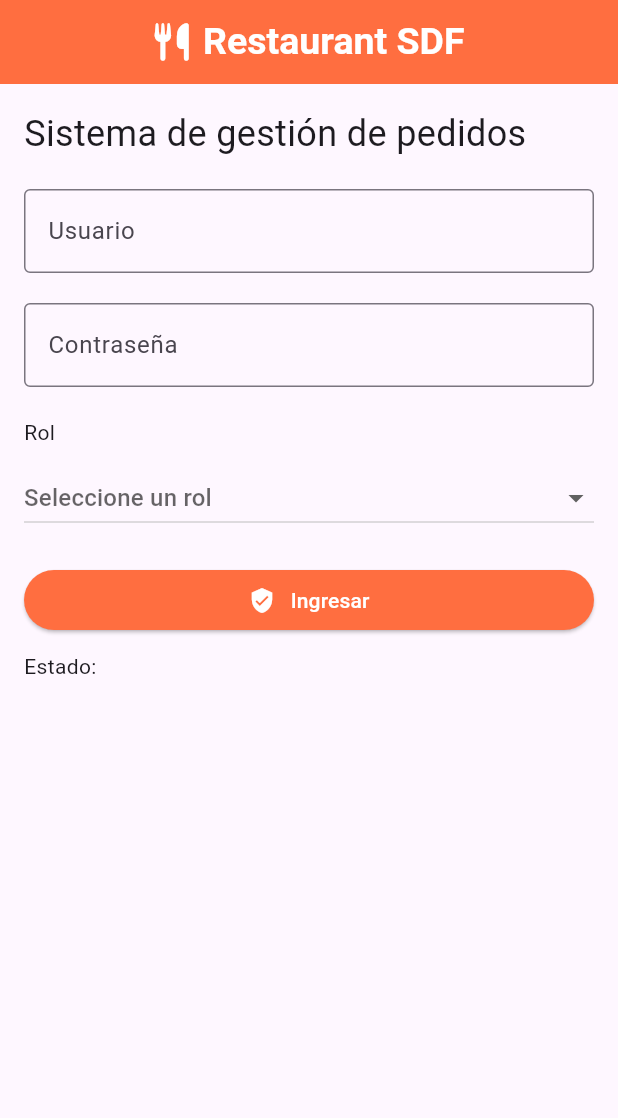
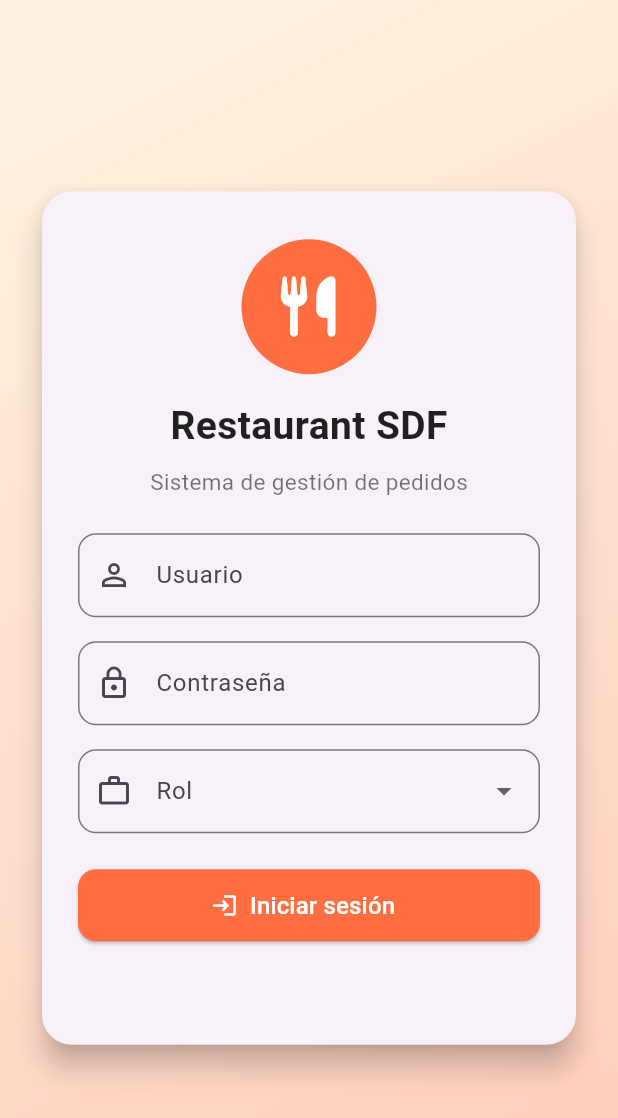
Before and after one commit to DiegoJimenez2003/Capstone_repo_06, a Flutter app: the screen it shows after launch, on a phone screen of 412 x 824 dp. Shown: the top 1118 px of the screen. Run offline on Flutter 3.47's test engine with Material 3 defaults, Android fonts, the phone set to English and light mode, and no system bars; our stand-ins replace font_awesome_flutter.

Commit message:
Mejora interfaz Login

```diff
--- a/lib/LoginScreen.dart
+++ b/lib/LoginScreen.dart
@@ -1,9 +1,8 @@
 import 'package:flutter/material.dart';
-import 'package:restaurantsdf/AdminScreen.dart';
+import 'package:font_awesome_flutter/font_awesome_flutter.dart';
+import 'AdminScreen.dart';
 import 'MeseroScreen.dart';
 import 'Cocinascreen.dart';
-import 'AdminScreen.dart';
-import 'package:font_awesome_flutter/font_awesome_flutter.dart';
 
 class Loginscreen extends StatefulWidget {
   const Loginscreen({super.key});
@@ -13,24 +12,19 @@ class Loginscreen extends StatefulWidget {
 }
 
 class _LoginscreenState extends State<Loginscreen> {
-
-
-  final TextEditingController _loginController =  TextEditingController();
-  final TextEditingController _passController =  TextEditingController();
-  static String TextEstado = "";
-  String? _selectedRole; // Variable para rol seleccionado
-
-  final messengerKey = GlobalKey<ScaffoldMessengerState>();
+  final TextEditingController _loginController = TextEditingController();
+  final TextEditingController _passController = TextEditingController();
+  String? _selectedRole;
+  String _estado = "";
 
   void validaUser(String login, String password, BuildContext context) {
     if (login == "duoc" && password == "duoc2025") {
-    TextEstado = "TODO OK.";
+      _estado = "Inicio exitoso";
       ScaffoldMessenger.of(context).showSnackBar(
         const SnackBar(content: Text("Inicio de sesión exitoso")),
       );
 
       Widget nextScreen;
-
       if (_selectedRole == "Mesero") {
         nextScreen = MeseroScreen();
       } else if (_selectedRole == "Cocinero") {
@@ -39,84 +33,121 @@ class _LoginscreenState extends State<Loginscreen> {
         nextScreen = AdminScreen();
       }
 
-
       Navigator.push(
         context,
         MaterialPageRoute(builder: (context) => nextScreen),
       );
     } else {
-    TextEstado = "TODO MAL";
+      _estado = "Error de credenciales";
       ScaffoldMessenger.of(context).showSnackBar(
-      const SnackBar(content: Text('ERROR DE CREDENCIALES')),
+        const SnackBar(content: Text("ERROR DE CREDENCIALES")),
       );
       setState(() {});
     }
   }
 
-
-  TextField cajaTexto(String text, TextEditingController controller, bool isPass) {
-    return TextField(
-      obscureText: isPass,
-      decoration: InputDecoration(labelText: text, border: OutlineInputBorder()),
-      controller: controller,
-    );
-  }
-
   @override
   Widget build(BuildContext context) {
-    print("Pase por el build");
     return Scaffold(
-      appBar: AppBar(
-        centerTitle: true,
-        backgroundColor: Colors.deepOrangeAccent,
-        title: Row(
+      body: Container(
+        decoration: const BoxDecoration(
+          gradient: LinearGradient(
+            colors: [Color(0xFFFFF3E0), Color(0xFFFFCCBC)],
+            begin: Alignment.topLeft,
+            end: Alignment.bottomRight,
+          ),
+        ),
+        child: Center(
+          child: SingleChildScrollView(
+            padding: const EdgeInsets.all(24.0),
+            child: Card(
+              elevation: 8,
+              shape: RoundedRectangleBorder(
+                borderRadius: BorderRadius.circular(20),
+              ),
+              child: Padding(
+                padding:
+                    const EdgeInsets.symmetric(vertical: 32, horizontal: 24),
+                child: Column(
                   mainAxisSize: MainAxisSize.min,
-          children: const [
-            FaIcon(
+                  children: [
+                    // Logo circular
+                    Container(
+                      width: 90,
+                      height: 90,
+                      decoration: const BoxDecoration(
+                        color: Colors.deepOrangeAccent,
+                        shape: BoxShape.circle,
+                      ),
+                      child: const Center(
+                        child: FaIcon(
                           FontAwesomeIcons.utensils,
                           color: Colors.white,
-              size: 25,
+                          size: 40,
                         ),
-            SizedBox(width: 8),
-            Text(
+                      ),
+                    ),
+                    const SizedBox(height: 16),
+                    const Text(
                       "Restaurant SDF",
                       style: TextStyle(
-                color: Colors.white,
-                fontSize: 25,
+                        fontSize: 26,
                         fontWeight: FontWeight.bold,
+                        color: Colors.black87,
                       ),
                     ),
-          ],
+                    const SizedBox(height: 8),
+                    const Text(
+                      "Sistema de gestión de pedidos",
+                      style: TextStyle(
+                        fontSize: 15,
+                        color: Colors.black54,
                       ),
                     ),
-      body: SingleChildScrollView(   // <-- Hacemos scrollable todo el contenido
-        child: Padding(
-          padding: const EdgeInsets.all(16.0),
-          child: Container(
-            child: Column(
-              crossAxisAlignment: CrossAxisAlignment.start,
-              children: [
-                Text(
-                  "Sistema de gestión de pedidos",
-                  style: TextStyle(fontSize: 24),
+                    const SizedBox(height: 24),
+
+                    // Campo usuario
+                    TextField(
+                      controller: _loginController,
+                      decoration: InputDecoration(
+                        labelText: "Usuario",
+                        prefixIcon: const Icon(Icons.person_outline),
+                        border: OutlineInputBorder(
+                          borderRadius: BorderRadius.circular(12),
                         ),
-                SizedBox(height: 20),
+                      ),
+                    ),
+                    const SizedBox(height: 16),
 
-                cajaTexto("Usuario", _loginController, false),
-                SizedBox(height: 20),
+                    // Campo contraseña
+                    TextField(
+                      controller: _passController,
+                      obscureText: true,
+                      decoration: InputDecoration(
+                        labelText: "Contraseña",
+                        prefixIcon: const Icon(Icons.lock_outline),
+                        border: OutlineInputBorder(
+                          borderRadius: BorderRadius.circular(12),
+                        ),
+                      ),
+                    ),
+                    const SizedBox(height: 16),
 
-                cajaTexto("Contraseña", _passController, true),
-                SizedBox(height: 20),
-
-                Text("Rol"),
-                SizedBox(height: 10),
-
-                DropdownButton<String>(
-                  isExpanded: true,
+                    // Dropdown de rol
+                    DropdownButtonFormField<String>(
+                      decoration: InputDecoration(
+                        labelText: "Rol",
+                        prefixIcon: const Icon(Icons.work_outline),
+                        border: OutlineInputBorder(
+                          borderRadius: BorderRadius.circular(12),
+                        ),
+                      ),
                       value: _selectedRole,
-                  hint: Text("Seleccione un rol"),
-                  items: <String>['Mesero', 'Cocinero', 'Administrador']
-                      .map((String value) {
+                      items: <String>[
+                        'Mesero',
+                        'Cocinero',
+                        'Administrador'
+                      ].map((String value) {
                         return DropdownMenuItem<String>(
                           value: value,
                           child: Text(value),
@@ -128,43 +159,52 @@ class _LoginscreenState extends State<Loginscreen> {
                         });
                       },
                     ),
+                    const SizedBox(height: 24),
 
-                SizedBox(height: 20),
-
-                ElevatedButton(
+                    // Botón
+                    SizedBox(
+                      width: double.infinity,
+                      height: 48,
+                      child: ElevatedButton.icon(
                         onPressed: () {
                           if (_selectedRole == null) {
                             ScaffoldMessenger.of(context).showSnackBar(
-                        SnackBar(content: Text("Por favor, seleccione un rol")),
+                              const SnackBar(
+                                  content: Text("Seleccione un rol")),
                             );
                             return;
                           }
-                    validaUser(_loginController.text, _passController.text, context);
+                          validaUser(_loginController.text,
+                              _passController.text, context);
                         },
-                  style: ButtonStyle(
-                    backgroundColor:
-                        MaterialStateProperty.all(Colors.deepOrangeAccent),
+                        icon: const Icon(Icons.login, color: Colors.white),
+                        label: const Text(
+                          "Iniciar sesión",
+                          style: TextStyle(fontSize: 16, color: Colors.white),
                         ),
-                  child: Container(
-                    child: Row(
-                      mainAxisAlignment: MainAxisAlignment.center,
-                      children: [
-                        Icon(
-                          Icons.verified_user,
-                          color: Colors.white,
+                        style: ElevatedButton.styleFrom(
+                          backgroundColor: Colors.deepOrangeAccent,
+                          shape: RoundedRectangleBorder(
+                            borderRadius: BorderRadius.circular(12),
                           ),
-                        SizedBox(width: 10),
+                        ),
+                      ),
+                    ),
+                    const SizedBox(height: 16),
+
+                    // Estado
                     Text(
-                          "Ingresar",
-                          style: TextStyle(color: Colors.white),
-                        )
+                      _estado.isEmpty ? "" : "Estado: $_estado",
+                      style: TextStyle(
+                        color: _estado.contains("Error")
+                            ? Colors.red
+                            : Colors.green,
+                        fontWeight: FontWeight.bold,
+                      ),
+                    ),
                   ],
                 ),
               ),
-                ),
-                SizedBox(height: 10),
-                Text("Estado: $TextEstado"),
-              ],
             ),
           ),
         ),
```
Lines whose indentation alone changed are shown as unchanged.
